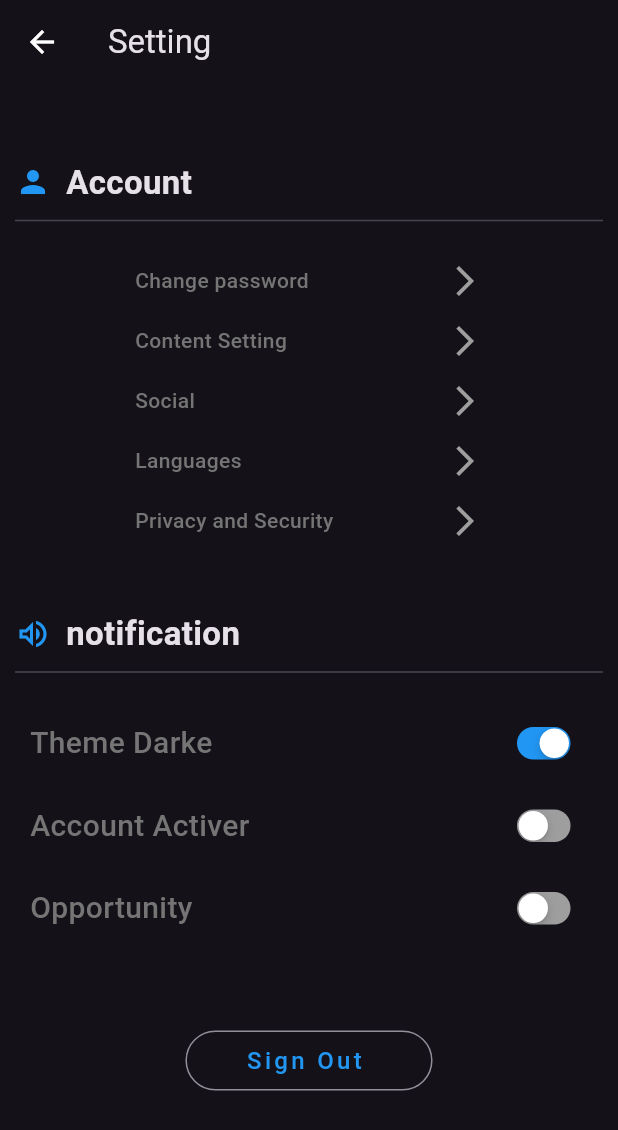
After one commit to Bouamaid-Aymen/Auto-Car--Flutter, a Flutter app: the Setting screen opened directly, on a phone screen of 412 x 824 dp. The commit adds this screen. Shown: the top 1130 px of the screen. Run offline on Flutter 3.47's test engine with Material 3 defaults, Android fonts, the phone set to English and light mode, and no system bars; our stand-ins replace get, lottie, shared_preferences; accounts and stored records are empty; network calls fail.

Commit message:
SettingPage

```diff
--- a/lib/controller/splace_controller.dart
+++ b/lib/controller/splace_controller.dart
@@ -1,7 +1,7 @@
 import 'package:get/get.dart';
-import 'package:my_app_car/Adminisrateur/screens/Cars.dart';
+
 import 'package:my_app_car/screens/login_page.dart';
-import 'package:my_app_car/screens/maintenance.dart';
+
 
 class SplaceController extends GetxController {
   @override
--- a/lib/main.dart
+++ b/lib/main.dart
@@ -8,16 +8,15 @@ void main() {
 }
 
 class MyApp extends StatelessWidget {
-  const MyApp({super.key});
+  const MyApp({Key? key}) : super(key: key); // Correction de la syntaxe du constructeur
 
   @override
   Widget build(BuildContext context) {
     SplaceController splaceController = Get.put(SplaceController());
     return GetMaterialApp(
       debugShowCheckedModeBanner: false,
-      title: 'Auto CAr',
+      title: 'Auto Car',
       theme: ThemeData.dark(),
-      //(useMaterial3: true),
       home: const Splace_Screen(),
     );
   }
--- /dev/null
+++ b/lib/setting/setting.dart
@@ -0,0 +1,213 @@
+import 'package:flutter/cupertino.dart';
+import 'package:flutter/material.dart';
+import 'package:get/get.dart';
+import 'package:my_app_car/setting/newPassword.dart';
+
+class Setting extends StatefulWidget {
+  const Setting({Key? key}) : super(key: key);
+
+  @override
+  State<Setting> createState() => _SettingState();
+}
+
+class _SettingState extends State<Setting> {
+  bool valNotify1 = true;
+  bool valNotify2 = false;
+  bool valNotify3 = false;
+
+  void onChangeFunction1(bool newValue1) {
+    setState(() {
+      valNotify1 = newValue1;
+    });
+  }
+
+  void onChangeFunction2(bool newValue2) {
+    setState(() {
+      valNotify2 = newValue2;
+    });
+  }
+
+  void onChangeFunction3(bool newValue3) {
+    setState(() {
+      valNotify3 = newValue3;
+    });
+  }
+
+  @override
+  Widget build(BuildContext context) {
+    return Scaffold(
+      appBar: AppBar(
+        title: Text(
+          'Setting',
+          style: TextStyle(fontSize: 22),
+        ),
+        leading: IconButton(
+          onPressed: () {
+            Navigator.pop(context);
+          },
+          icon: Icon(Icons.arrow_back, color: Colors.white),
+        ),
+      ),
+      body: Container(
+        padding: const EdgeInsets.all(10),
+        child: ListView(
+          children: [
+            SizedBox(
+              height: 40,
+            ),
+            Row(
+              children: [
+                Icon(
+                  Icons.person,
+                  color: Colors.blue,
+                ),
+                SizedBox(
+                  width: 10,
+                ),
+                Text(
+                  "Account",
+                  style: TextStyle(fontSize: 22, fontWeight: FontWeight.bold),
+                )
+              ],
+            ),
+            Divider(
+              height: 20,
+              thickness: 1,
+            ),
+            SizedBox(
+              height: 10,
+            ),
+            buildAccountOption(context, "Change password"),
+            buildAccountOption(context, "Content Setting"),
+            buildAccountOption(context, "Social"),
+            buildAccountOption(context, "Languages"),
+            buildAccountOption(context, "Privacy and Security"),
+            SizedBox(height: 40),
+            Row(
+              children: [
+                Icon(
+                  Icons.volume_up_outlined,
+                  color: Colors.blue,
+                ),
+                SizedBox(
+                  width: 10,
+                ),
+                Text(
+                  'notification ',
+                  style: TextStyle(fontSize: 22, fontWeight: FontWeight.bold),
+                ),
+              ],
+            ),
+            Divider(
+              height: 20,
+              thickness: 1,
+            ),
+            SizedBox(
+              height: 10,
+            ),
+            buildNotificationOption(
+                "Theme Darke", valNotify1, onChangeFunction1),
+            buildNotificationOption(
+                "Account Activer", valNotify2, onChangeFunction2),
+            buildNotificationOption(
+                "Opportunity", valNotify3, onChangeFunction3),
+            SizedBox(
+              height: 50,
+            ),
+            Center(
+              child: OutlinedButton(
+                style: OutlinedButton.styleFrom(
+                    padding: const EdgeInsets.symmetric(
+                      horizontal: 40,
+                    ),
+                    shape: RoundedRectangleBorder(
+                        borderRadius: BorderRadius.circular(20))),
+                onPressed: () {},
+                child: Text(
+                  'Sign Out ',
+                  style: TextStyle(
+                      fontSize: 16, letterSpacing: 2.2, color: Colors.blue),
+                ),
+              ),
+            )
+          ],
+        ),
+      ),
+    );
+  }
+
+  Padding buildNotificationOption(
+      String title, bool value, void Function(bool) onChangeMethod) {
+    return Padding(
+      padding: const EdgeInsets.symmetric(vertical: 8, horizontal: 10),
+      child: Row(
+        mainAxisAlignment: MainAxisAlignment.spaceBetween,
+        children: [
+          Text(
+            title,
+            style: TextStyle(
+                fontSize: 20,
+                fontWeight: FontWeight.w500,
+                color: Colors.grey[600]),
+          ),
+          Transform.scale(
+            scale: 0.7,
+            child: CupertinoSwitch(
+                activeColor: Colors.blue,
+                trackColor: Colors.grey,
+                value: value,
+                onChanged: onChangeMethod),
+          )
+        ],
+      ),
+    );
+  }
+
+  GestureDetector buildAccountOption(BuildContext context, String title) {
+    return GestureDetector(
+      onTap: () {
+        if (title == "Change password") {
+          Navigator.push(
+            context,
+            MaterialPageRoute(builder: (context) => ChangePasswordPage()),
+          );
+        } else {
+          Navigator.push(
+            context,
+            MaterialPageRoute(builder: (context) => ChangeUsernamePage()),
+          );
+        }
+      },
+      child: Padding(
+        padding: const EdgeInsets.symmetric(vertical: 8, horizontal: 80),
+        child: Row(
+          mainAxisAlignment: MainAxisAlignment.spaceBetween,
+          children: [
+            Text(
+              title,
+              style: TextStyle(
+                fontWeight: FontWeight.w500,
+                color: Colors.grey[600],
+              ),
+            ),
+            Icon(Icons.arrow_forward_ios, color: Colors.grey),
+          ],
+        ),
+      ),
+    );
+  }
+}
+
+class ChangeUsernamePage extends StatelessWidget {
+  @override
+  Widget build(BuildContext context) {
+    return Scaffold(
+      appBar: AppBar(
+        title: Text('Change Username'),
+      ),
+      body: Center(
+        child: Text('Change Username Page'),
+      ),
+    );
+  }
+}
--- a/lib/utils/NavBarAdmin.dart
+++ b/lib/utils/NavBarAdmin.dart
@@ -1,6 +1,5 @@
 import 'package:flutter/material.dart';
 import 'package:my_app_car/Adminisrateur/screens/Cars.dart';
-import 'package:my_app_car/screens/Car_list.dart';
 import 'package:my_app_car/Adminisrateur/screens/listeuser.dart';
 import 'package:my_app_car/screens/login_page.dart';
 
@@ -41,7 +40,7 @@ class NavBarAdmin extends StatelessWidget {
             ),
             title: Text('Exite'),
             onTap: () async {
-              await TokenStorage.removeToken();
+
               Navigator.push(
                 context,
                 MaterialPageRoute(builder: (context) => LoginPage()),
```
Also changed, not shown: lib/screens/Car_list.dart (+14 -1 lines), lib/screens/login_page.dart (+7 -4 lines), lib/screens/my_car.dart (+9 -6 lines), lib/setting/newPassword.dart (added, +124 -0 lines), lib/utils/NavBar.dart (+20 -5 lines).
